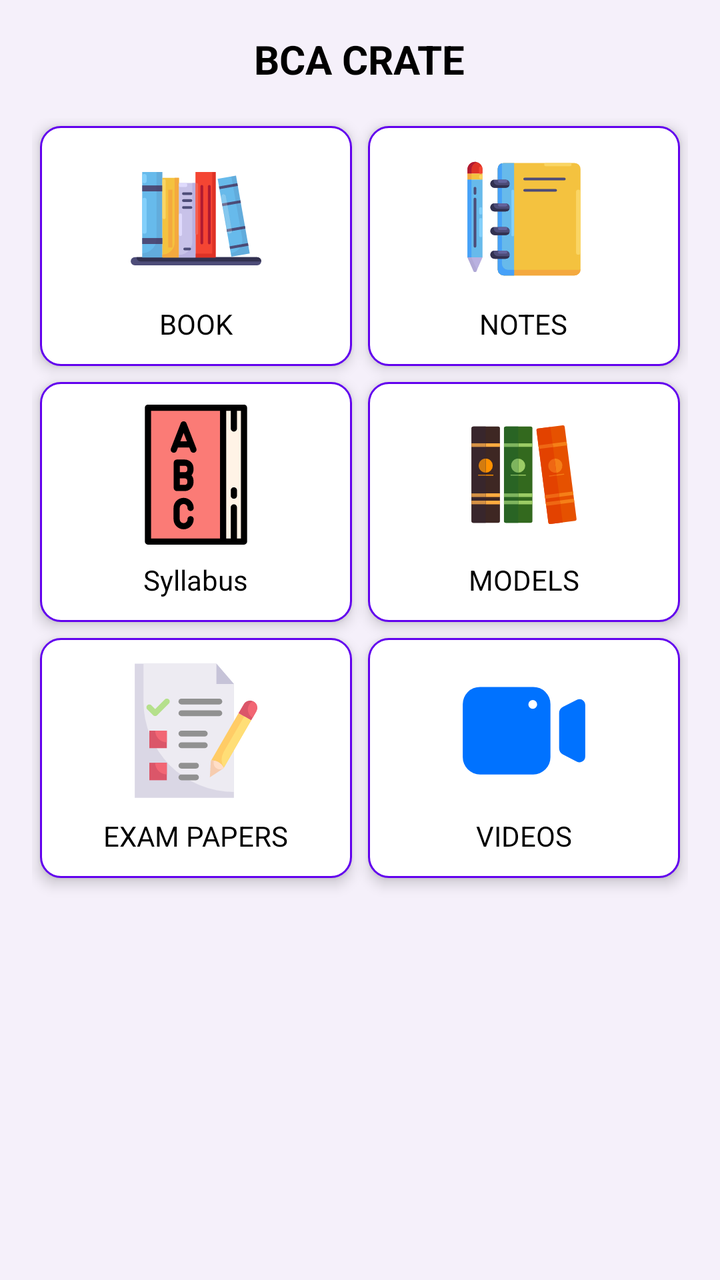
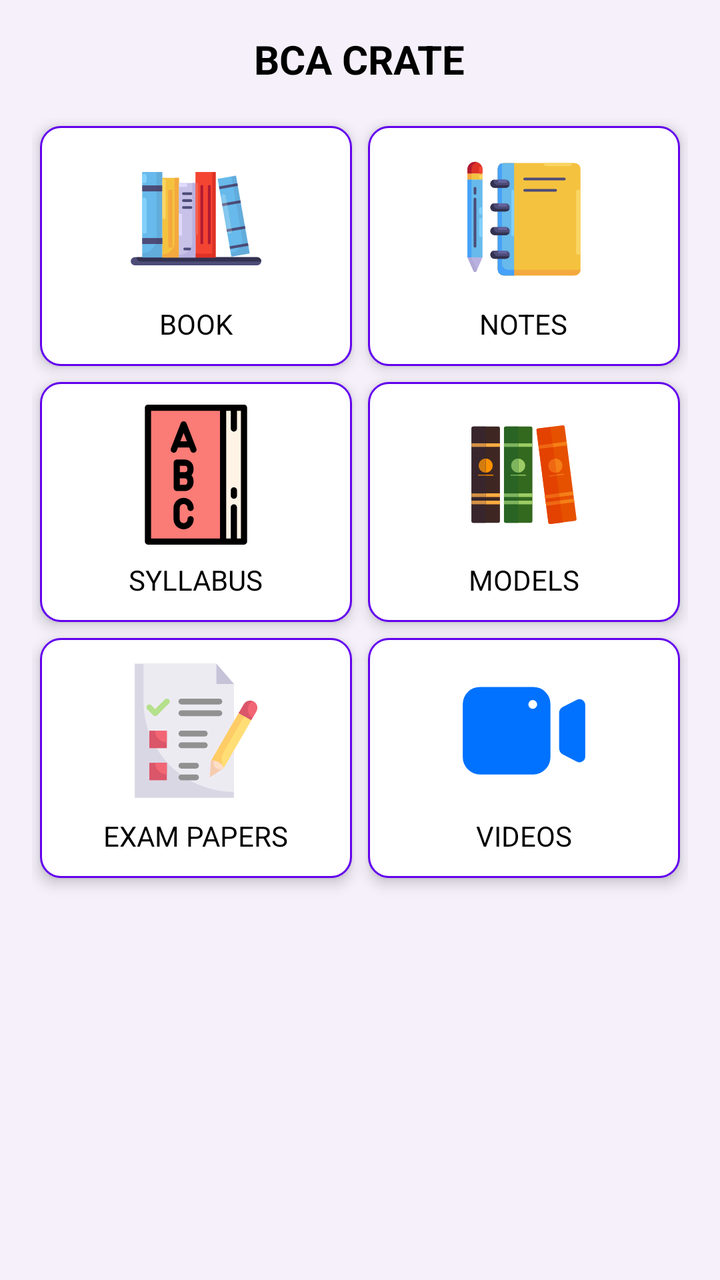

Compare the two renders of this Android layout. The source of the first and the diff that turns it into the second are given below.
<!-- AndroidManifest.xml: application theme Base.Theme.ClassCrate1 -->
<!-- res/layout/fragment_home.xml -->
<?xml version="1.0" encoding="utf-8"?>
<FrameLayout
    xmlns:android="http://schemas.android.com/apk/res/android"
    xmlns:app="http://schemas.android.com/apk/res-auto"
    xmlns:tools="http://schemas.android.com/tools"
    android:layout_width="match_parent"
    android:layout_height="match_parent"
    tools:context=".ui.home.HomeFragment"
    android:id="@+id/frameLayoutHome"
    style="@style/Main_BG"
    >

    <LinearLayout
        style="@style/Main_BG"
        android:layout_width="match_parent"
        android:layout_height="match_parent"
        android:orientation="vertical"
        android:padding="16dp"
        tools:ignore="UselessParent">
        <TextView
            android:id="@+id/title"
            style="@style/TEXT_BG"
            android:layout_width="wrap_content"
            android:layout_height="wrap_content"
            android:text="BCA CRATE"
            android:textSize="20sp"
            android:textStyle="bold"
            android:layout_gravity="center"/>

        <GridLayout
            android:id="@+id/gridLayout"
            android:layout_width="match_parent"
            android:layout_height="match_parent"
            android:layout_marginTop="16dp"
            android:alignmentMode="alignMargins"
            android:columnCount="2"
            android:columnOrderPreserved="false"
            android:rowCount="4"
            android:useDefaultMargins="true">

            <LinearLayout
                android:id="@+id/btnBook"
                android:layout_width="0dp"
                android:layout_height="120dp"
                android:layout_row="0"
                android:layout_column="0"
                android:layout_columnWeight="1"
                style="@style/ButtonBG"
                android:clickable="true"
                android:elevation="4dp"
                android:focusable="true"
                android:foreground="?android:attr/selectableItemBackground"
                android:gravity="center"
                android:orientation="vertical"
                android:padding="10dp"
                >
                <ImageView
                    android:layout_width="70dp"
                    android:layout_height="70dp"
                    android:contentDescription="@string/app_name"
                    android:src="@drawable/icon_book_shell" />
                <TextView
                    android:id="@+id/tvBook"
                    android:layout_width="wrap_content"
                    android:layout_height="wrap_content"
                    android:layout_marginTop="8dp"
                    android:text="BOOK"
                    style="@style/TEXT_BG" />
            </LinearLayout>
            <LinearLayout
                android:id="@+id/btnNotes"
                android:layout_width="0dp"
                android:layout_height="120dp"
                android:layout_columnWeight="1"
                style="@style/ButtonBG"
                android:clickable="true"
                android:elevation="4dp"
                android:focusable="true"
                android:foreground="?android:attr/selectableItemBackground"
                android:gravity="center"
                android:orientation="vertical"
                android:padding="10dp">
                <ImageView
                    android:layout_width="70dp"
                    android:layout_height="70dp"
                    android:contentDescription="@string/app_name"
                    android:src="@drawable/icon_notes" />
                <TextView
                    android:id="@+id/tvNotes"
                    android:layout_width="wrap_content"
                    android:layout_height="wrap_content"
                    android:layout_marginTop="8dp"
                    android:text="NOTES"
                    style="@style/TEXT_BG" />
            </LinearLayout>
            <LinearLayout
                android:id="@+id/btnSyllabus"
                android:layout_width="0dp"
                android:layout_height="120dp"
                android:layout_columnWeight="1"
                style="@style/ButtonBG"
                android:clickable="true"
                android:elevation="4dp"
                android:focusable="true"
                android:foreground="?android:attr/selectableItemBackground"
                android:gravity="center"
                android:orientation="vertical"
                android:padding="10dp">
                <ImageView
                    android:layout_width="70dp"
                    android:layout_height="70dp"
                    android:contentDescription="@string/app_name"
                    android:src="@drawable/icon_syllabus" />
                <TextView
                    android:id="@+id/tvSyllabus"
                    android:layout_width="wrap_content"
                    android:layout_height="wrap_content"
                    android:layout_marginTop="8dp"
                    android:text="Syllabus"
                    style="@style/TEXT_BG" />
            </LinearLayout>
            <LinearLayout
                android:id="@+id/btnModel"
                android:layout_width="0dp"
                android:layout_height="120dp"
                android:layout_columnWeight="1"
                style="@style/ButtonBG"
                android:clickable="true"
                android:elevation="4dp"
                android:focusable="true"
                android:foreground="?android:attr/selectableItemBackground"
                android:gravity="center"
                android:orientation="vertical"
                android:padding="10dp">
                <ImageView
                    android:layout_width="70dp"
                    android:layout_height="70dp"
                    android:contentDescription="@string/app_name"
                    android:src="@drawable/icon_model" />
                <TextView
                    android:id="@+id/tvModel"
                    android:layout_width="wrap_content"
                    android:layout_height="wrap_content"
                    android:layout_marginTop="8dp"
                    android:text="MODELS"
                    style="@style/TEXT_BG" />
            </LinearLayout>
            <LinearLayout
                android:id="@+id/btnPapers"
                android:layout_width="0dp"
                android:layout_height="120dp"
                android:layout_columnWeight="1"
                style="@style/ButtonBG"
                android:clickable="true"
                android:elevation="4dp"
                android:focusable="true"
                android:foreground="?android:attr/selectableItemBackground"
                android:gravity="center"
                android:orientation="vertical"
                android:padding="10dp">
                <ImageView
                    android:layout_width="70dp"
                    android:layout_height="70dp"
                    android:contentDescription="@string/app_name"
                    android:src="@drawable/icon_test" />
                <TextView
                    android:id="@+id/tvPaper"
                    android:layout_width="wrap_content"
                    android:layout_height="wrap_content"
                    android:layout_marginTop="8dp"
                    android:text="EXAM PAPERS"
                    style="@style/TEXT_BG" />
            </LinearLayout>
            <LinearLayout
                style="@style/ButtonBG"
                android:id="@+id/btnVideo"
                android:layout_width="0dp"
                android:layout_height="120dp"
                android:layout_columnWeight="1"
                android:clickable="true"
                android:elevation="4dp"
                android:focusable="true"
                android:foreground="?android:attr/selectableItemBackground"
                android:gravity="center"
                android:orientation="vertical"
                android:padding="10dp">
                <ImageView
                    android:layout_width="70dp"
                    android:layout_height="70dp"
                    android:contentDescription="@string/app_name"
                    android:src="@drawable/icon_video" />
                <TextView
                    android:id="@+id/tvVideo"
                    android:layout_width="wrap_content"
                    android:layout_height="wrap_content"
                    android:layout_marginTop="8dp"
                    android:text="@string/videos"
                    style="@style/TEXT_BG" />
            </LinearLayout>

        </GridLayout>

    </LinearLayout>
</FrameLayout>
<!-- resources referenced by this layout -->
<resources>
  <!-- drawable icon_book_shell: vector/xml drawable (drawable, 5945 chars, omitted) -->
  <!-- drawable icon_model: vector/xml drawable (drawable, 4536 chars, omitted) -->
  <!-- drawable icon_notes: vector/xml drawable (drawable, 7021 chars, omitted) -->
  <!-- drawable icon_syllabus: vector/xml drawable (drawable, 4816 chars, omitted) -->
  <!-- drawable icon_test: vector/xml drawable (drawable, 2737 chars, omitted) -->
  <!-- drawable icon_video (drawable) -->
  <vector xmlns:android="http://schemas.android.com/apk/res/android"
      android:width="64dp"
      android:height="64dp"
      android:viewportWidth="64"
      android:viewportHeight="64">
    <path
        android:pathData="M11.92,52H36.23a7.86,7.86 0,0 0,7.86 -7.86V19.89A7.86,7.86 0,0 0,36.23 12H11.92A7.92,7.92 0,0 0,4 19.95V44.05A7.92,7.92 0,0 0,11.92 52ZM36,18a2,2 0,1 1,-2 2A2,2 0,0 1,36 18Z"
        android:fillColor="#0072ff"/>
    <path
        android:pathData="M60,43.76V20.24a2.64,2.64 0,0 0,-3.85 -2.35l-6.32,3.24A3.27,3.27 0,0 0,48.06 24V40a3.27,3.27 0,0 0,1.77 2.9l6.32,3.25A2.64,2.64 0,0 0,60 43.76Z"
        android:fillColor="#0072ff"/>
  </vector>
  <string name="app_name">Class Crate</string>
  <string name="videos">VIDEOS</string>
  <style name="ButtonBG">
          <item name="android:background">@drawable/bg_btn</item>
      </style>
  <style name="Main_BG">
          <item name="android:background">#F5F0FA</item>
      </style>
  <style name="TEXT_BG">
          <item name="android:textColor">@color/black</item>
          <item name="android:background">@null</item>
      </style>
  <style name="Base.Theme.ClassCrate1" parent="Theme.MaterialComponents.DayNight.NoActionBar">
          
          <item name="colorPrimary">@color/purple_500</item>
          <item name="colorPrimaryVariant">@color/purple_700</item>
          <item name="colorOnPrimary">@color/white</item>
          
          <item name="colorSecondary">@color/teal_200</item>
          <item name="colorSecondaryVariant">@color/teal_700</item>
          <item name="colorOnSecondary">@color/black</item>
          
          <item name="colorSurface">@color/white</item>
          <item name="colorOnSurface">@color/black</item>
          <item name="android:windowBackground">@color/app_bg_light</item>
  
          <item name="android:statusBarColor">?attr/colorPrimaryVariant</item>
      </style>
  <!-- drawable bg_btn (drawable) -->
  <?xml version="1.0" encoding="utf-8"?>
  <shape xmlns:android="http://schemas.android.com/apk/res/android" android:shape="rectangle">
  
      <solid
          android:color="#fff"
          />
      <corners
          android:radius="10dp"
          />
      <stroke
          android:color="@color/purple_500"
          android:width="1dp"/>
  
  </shape>
  <color name="black">#FF000000</color>
  <color name="purple_500">#FF6200EE</color>
  <color name="purple_700">#FF3700B3</color>
  <color name="white">#FFFFFFFF</color>
  <color name="teal_200">#FF03DAC5</color>
  <color name="teal_700">#FF018786</color>
  <color name="app_bg_light">#F5F0FA</color>
</resources>

<!-- the commit's change to res/layout/fragment_home.xml (unified diff, before → after) -->
@@ -1,14 +1,12 @@
 <?xml version="1.0" encoding="utf-8"?>
 <FrameLayout
     xmlns:android="http://schemas.android.com/apk/res/android"
-    xmlns:app="http://schemas.android.com/apk/res-auto"
     xmlns:tools="http://schemas.android.com/tools"
     android:layout_width="match_parent"
     android:layout_height="match_parent"
     tools:context=".ui.home.HomeFragment"
     android:id="@+id/frameLayoutHome"
-    style="@style/Main_BG"
-    >
+    style="@style/Main_BG">
 
     <LinearLayout
         style="@style/Main_BG"
@@ -22,7 +20,7 @@
             style="@style/TEXT_BG"
             android:layout_width="wrap_content"
             android:layout_height="wrap_content"
-            android:text="BCA CRATE"
+            android:text="@string/bca_crate"
             android:textSize="20sp"
             android:textStyle="bold"
             android:layout_gravity="center"/>
@@ -64,7 +62,7 @@
                     android:layout_width="wrap_content"
                     android:layout_height="wrap_content"
                     android:layout_marginTop="8dp"
-                    android:text="BOOK"
+                    android:text="@string/book"
                     style="@style/TEXT_BG" />
             </LinearLayout>
             <LinearLayout
@@ -90,7 +88,7 @@
                     android:layout_width="wrap_content"
                     android:layout_height="wrap_content"
                     android:layout_marginTop="8dp"
-                    android:text="NOTES"
+                    android:text="@string/notes"
                     style="@style/TEXT_BG" />
             </LinearLayout>
             <LinearLayout
@@ -113,10 +111,11 @@
                     android:src="@drawable/icon_syllabus" />
                 <TextView
                     android:id="@+id/tvSyllabus"
-                    android:layout_width="wrap_content"
-                    android:layout_height="wrap_content"
-                    android:layout_marginTop="8dp"
-                    android:text="Syllabus"
+                    android:textAllCaps="true"
+                    android:layout_width="wrap_content"
+                    android:layout_height="wrap_content"
+                    android:layout_marginTop="8dp"
+                    android:text="@string/syllabus"
                     style="@style/TEXT_BG" />
             </LinearLayout>
             <LinearLayout
@@ -142,7 +141,7 @@
                     android:layout_width="wrap_content"
                     android:layout_height="wrap_content"
                     android:layout_marginTop="8dp"
-                    android:text="MODELS"
+                    android:text="@string/models"
                     style="@style/TEXT_BG" />
             </LinearLayout>
             <LinearLayout
@@ -168,7 +167,7 @@
                     android:layout_width="wrap_content"
                     android:layout_height="wrap_content"
                     android:layout_marginTop="8dp"
-                    android:text="EXAM PAPERS"
+                    android:text="@string/exam_papers"
                     style="@style/TEXT_BG" />
             </LinearLayout>
             <LinearLayout
<!-- resource entries referenced after the edit -->
@@ -19,6 +19,12 @@
         android:fillColor="#0072ff"/>
   </vector>
   <string name="app_name">Class Crate</string>
+  <string name="bca_crate">BCA CRATE</string>
+  <string name="book">BOOK</string>
+  <string name="exam_papers">EXAM PAPERS</string>
+  <string name="models">MODELS</string>
+  <string name="notes">NOTES</string>
+  <string name="syllabus">Syllabus</string>
   <string name="videos">VIDEOS</string>
   <style name="ButtonBG">
           <item name="android:background">@drawable/bg_btn</item>
